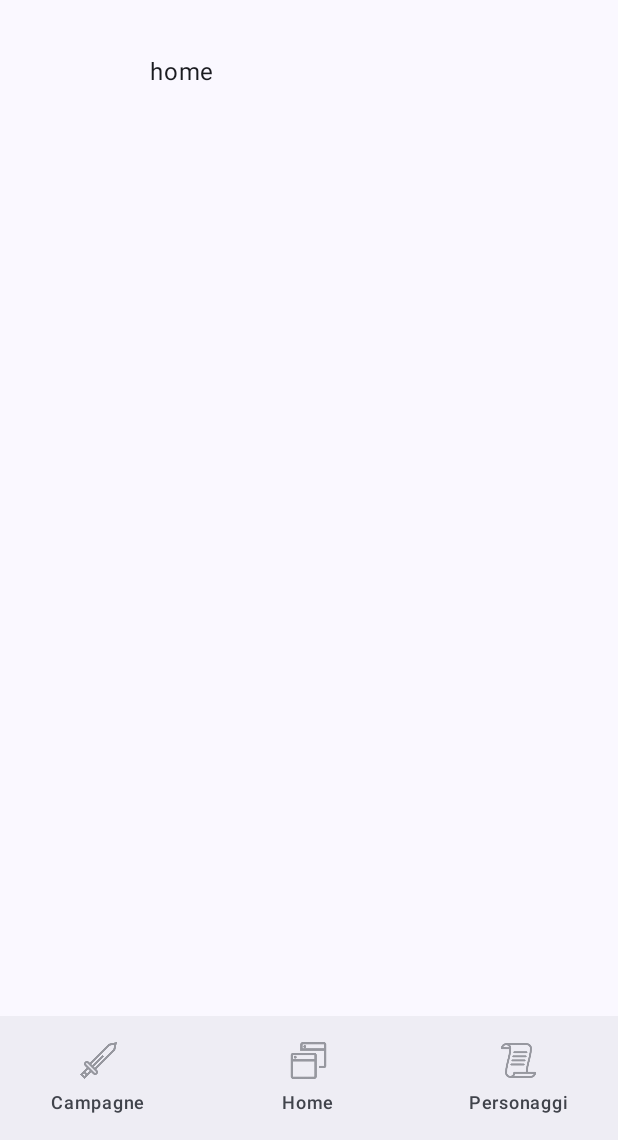
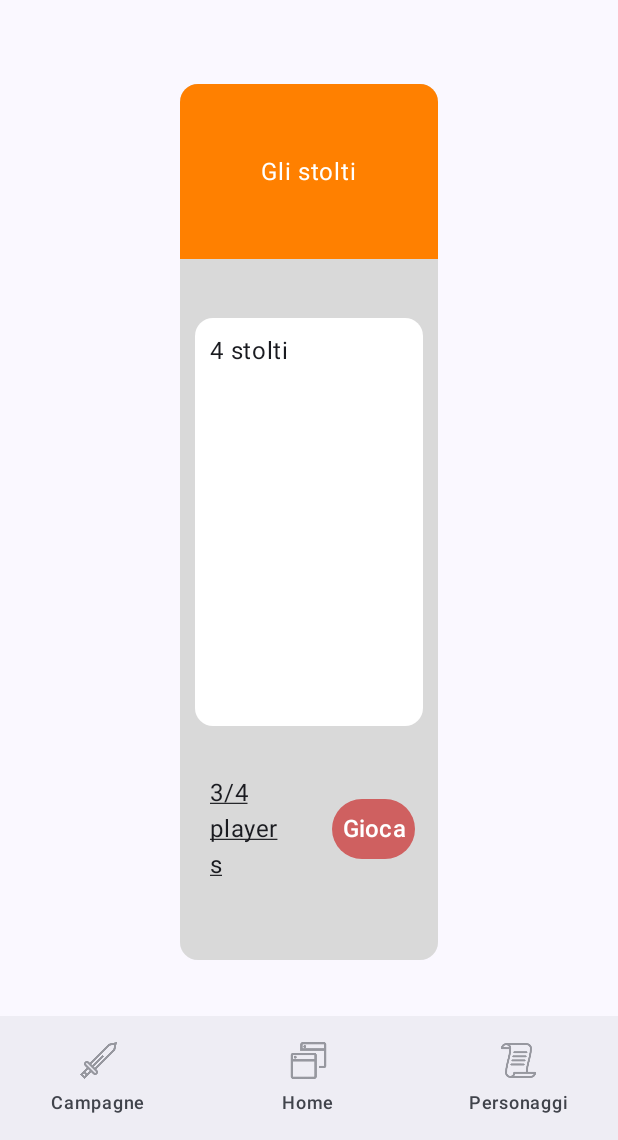
Before and after one commit to PartFinder-T21/parthfinder_mobile, an Android app built with Jetpack Compose: the screen it shows after launch (MainActivity), on a phone screen of 412 x 824 dp, the part 96-1236 px from its top. Run offline under Robolectric (Android 15) with nearby library versions, the phone set to English and light mode, and no system bars.

Commit message:
added campain card

```diff
--- a/app/build.gradle.kts
+++ b/app/build.gradle.kts
@@ -67,4 +67,7 @@ dependencies {
     androidTestImplementation(libs.androidx.ui.test.junit4)
     debugImplementation(libs.androidx.ui.tooling)
     debugImplementation(libs.androidx.ui.test.manifest)
+    implementation(libs.material)
+    implementation(libs.gson)
+    implementation(libs.fuel)
 }
--- /dev/null
+++ b/app/src/main/java/com/example/parthfinder/api/Group.kt
@@ -0,0 +1,26 @@
+package com.example.parthfinder.api
+
+data class Group(
+    val groupCode: String?= "",
+    val master: String?= "",
+    val name: String?= "",
+    val description: String?= "",
+    val size: String?= "",
+    val characters: List<Player>?= emptyList(),
+    val requests: List<Player>?= emptyList(),
+    val messages: List<Message>?= emptyList(),
+)
+
+data class Player(
+    val idUsername: String?= "",
+    val username: String?= "",
+    val idCharacter: String?= "",
+    val character: String?= "",
+)
+
+data class Message(
+    val idUsername: String?= "",
+    val username: String?= "",
+    val message: String?= "",
+    val isMaster: Boolean?= false,
+)
--- a/app/src/main/java/com/example/parthfinder/ui/screen/HomeScreen.kt
+++ b/app/src/main/java/com/example/parthfinder/ui/screen/HomeScreen.kt
@@ -1,10 +1,174 @@
-
 package com.example.parthfinder.ui.screen
 
+import android.annotation.SuppressLint
+import androidx.compose.foundation.background
+import androidx.compose.foundation.layout.Box
+import androidx.compose.foundation.layout.PaddingValues
+import androidx.compose.foundation.layout.Row
+import androidx.compose.foundation.layout.fillMaxHeight
+import androidx.compose.foundation.layout.fillMaxWidth
+import androidx.compose.foundation.layout.padding
+import androidx.compose.foundation.layout.wrapContentSize
+import androidx.compose.material3.Button
+import androidx.compose.material3.ButtonDefaults
+import androidx.compose.material3.Card
+import androidx.compose.material3.CardDefaults
+import androidx.compose.material3.Scaffold
 import androidx.compose.material3.Text
 import androidx.compose.runtime.Composable
+import androidx.compose.runtime.getValue
+import androidx.compose.runtime.mutableStateOf
+import androidx.compose.runtime.remember
+import androidx.compose.runtime.setValue
+import androidx.compose.ui.Alignment
+import androidx.compose.ui.Modifier
+import androidx.compose.ui.graphics.Color
+import androidx.compose.ui.text.style.TextAlign
+import androidx.compose.ui.text.style.TextDecoration
+import androidx.compose.ui.tooling.preview.Preview
+import androidx.compose.ui.unit.dp
+import androidx.compose.ui.unit.em
+import com.example.parthfinder.api.Group
+import com.example.parthfinder.api.Player
 
+@SuppressLint("UnusedMaterial3ScaffoldPaddingParameter")
 @Composable
-fun HomeScreen(){
-    Text("home")
+@Preview
+fun HomeScreen() {
+    GroupCard(group = Group(
+        name = "Gli stolti",
+        description = "4 stolti",
+        groupCode = "ABCSD",
+        master = "Coso",
+        size = "4",
+        characters = listOf(
+            Player(
+                idUsername = "a",
+                username = "ciao",
+                character = "coso"
+            ),
+            Player(
+                idUsername = "b",
+                username = "ciao",
+                character = "coso"
+            ),
+            Player(
+                idUsername = "c",
+                username = "ciao",
+                character = "coso"
+            ),
+        )
+
+    ))
 }
+
+
+@SuppressLint("UnusedMaterial3ScaffoldPaddingParameter")
+@Composable
+fun GroupCard(group: Group) {
+
+    var visibility by remember { mutableStateOf(true) }
+
+    Card(
+        onClick = { visibility = !visibility },
+        modifier = Modifier
+            .fillMaxWidth()
+            .fillMaxHeight(0.3f)
+            .padding(20.dp),
+    ) {
+        Scaffold {
+            Row(
+                verticalAlignment = Alignment.Top,
+                modifier = Modifier
+                    .fillMaxWidth()
+                    .fillMaxHeight()
+                    .background(Color(0xFFD9D9D9))
+            ) {
+                Text(
+                    text = group.name!!,
+                    color = Color.White,
+                    modifier = Modifier
+                        .background(Color(0xFFFF8000))
+                        .fillMaxWidth()
+                        .fillMaxHeight(0.2f)
+                        .wrapContentSize(Alignment.Center)
+                )
+            }
+            Row(
+                verticalAlignment = Alignment.CenterVertically,
+                modifier = Modifier
+                    .fillMaxWidth()
+                    .fillMaxHeight()
+            ) {
+                Card(
+                    modifier = Modifier
+                        .fillMaxWidth()
+                        .fillMaxHeight(0.5f)
+                        .padding(10.dp),
+                    colors = CardDefaults.cardColors(
+                        containerColor = Color(0xFFFFFFFF),
+                    )
+                ) {
+                    Text(
+                        text = if (visibility) group.description!! else playerList(group.characters),
+                        modifier = Modifier
+                            .padding(10.dp)
+                    )
+
+                }
+            }
+            Row(
+                verticalAlignment = Alignment.Bottom,
+                modifier = Modifier
+                    .fillMaxWidth()
+                    .fillMaxHeight()
+            ) {
+                Box(
+                    modifier = Modifier
+                        .fillMaxWidth(0.5f)
+                        .fillMaxHeight(0.3f),
+                    contentAlignment = Alignment.CenterStart
+
+                ) {
+                    Text(
+                        text = "${group.characters!!.size}/${group.size} players",
+                        textDecoration = TextDecoration.Underline,
+                        modifier = Modifier.padding(20.dp)
+                    )
+                }
+                Box(
+                    modifier = Modifier
+                        .fillMaxWidth()
+                        .fillMaxHeight(0.3f),
+                    contentAlignment = Alignment.CenterEnd
+                ) {
+                    Button(
+                        onClick = { /*TODO*/ },
+                        colors = ButtonDefaults.buttonColors(
+                            containerColor = Color(0xFFCF6060)
+                        ),
+                        contentPadding = PaddingValues(0.dp),
+                        modifier = Modifier
+                            .padding(15.dp)
+                    ) {
+                        Text(
+                            textAlign = TextAlign.Center,
+                            modifier = Modifier.wrapContentSize(Alignment.Center),
+                            text = "Gioca",
+                            fontSize = 2.em
+                        )
+                    }
+                }
+            }
+        }
+
+    }
+}
+
+fun playerList(characters: List<Player>?): String {
+    var text = ""
+    characters?.forEach {
+        text += "${characters.indexOf(it) + 1}. ${it.character}\n"
+    }
+    return text
+}
--- a/gradle/libs.versions.toml
+++ b/gradle/libs.versions.toml
@@ -1,5 +1,7 @@
 [versions]
 agp = "8.5.0"
+fuel = "2.3.1"
+gson = "2.10.1"
 kotlin = "1.9.0"
 coreKtx = "1.13.1"
 junit = "4.13.2"
@@ -8,10 +10,13 @@ espressoCore = "3.5.1"
 lifecycleRuntimeKtx = "2.8.2"
 activityCompose = "1.9.0"
 composeBom = "2024.04.01"
+material = "1.12.0"
 navigationCompose = "2.7.7"
 
 [libraries]
 androidx-core-ktx = { group = "androidx.core", name = "core-ktx", version.ref = "coreKtx" }
+fuel = { module = "com.github.kittinunf.fuel:fuel", version.ref = "fuel" }
+gson = { module = "com.google.code.gson:gson", version.ref = "gson" }
 junit = { group = "junit", name = "junit", version.ref = "junit" }
 androidx-junit = { group = "androidx.test.ext", name = "junit", version.ref = "junitVersion" }
 androidx-espresso-core = { group = "androidx.test.espresso", name = "espresso-core", version.ref = "espressoCore" }
@@ -26,6 +31,7 @@ androidx-ui-test-manifest = { group = "androidx.compose.ui", name = "ui-test-man
 androidx-ui-test-junit4 = { group = "androidx.compose.ui", name = "ui-test-junit4" }
 androidx-material3 = { group = "androidx.compose.material3", name = "material3" }
 androidx-navigation-compose = { group = "androidx.navigation", name = "navigation-compose", version.ref = "navigationCompose" }
+material = { module = "com.google.android.material:material", version.ref = "material" }
 
 [plugins]
 android-application = { id = "com.android.application", version.ref = "agp" }
```
Also changed, not shown: app/src/main/java/com/example/parthfinder/api/Groups.kt (added, +66 -0 lines).
